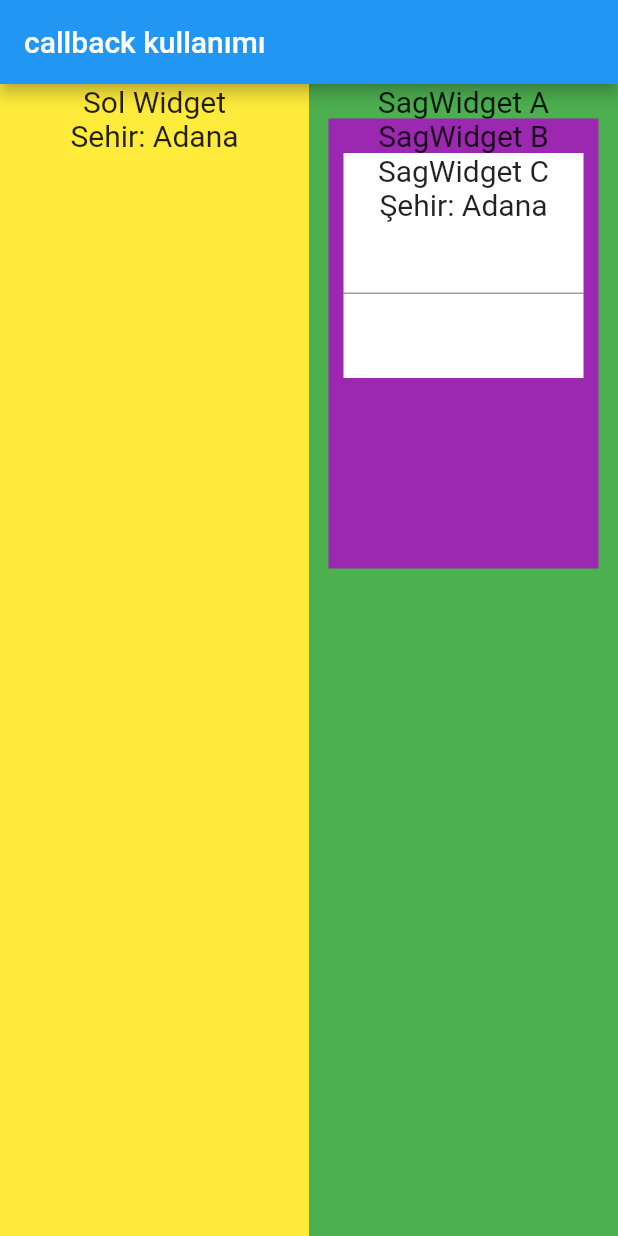
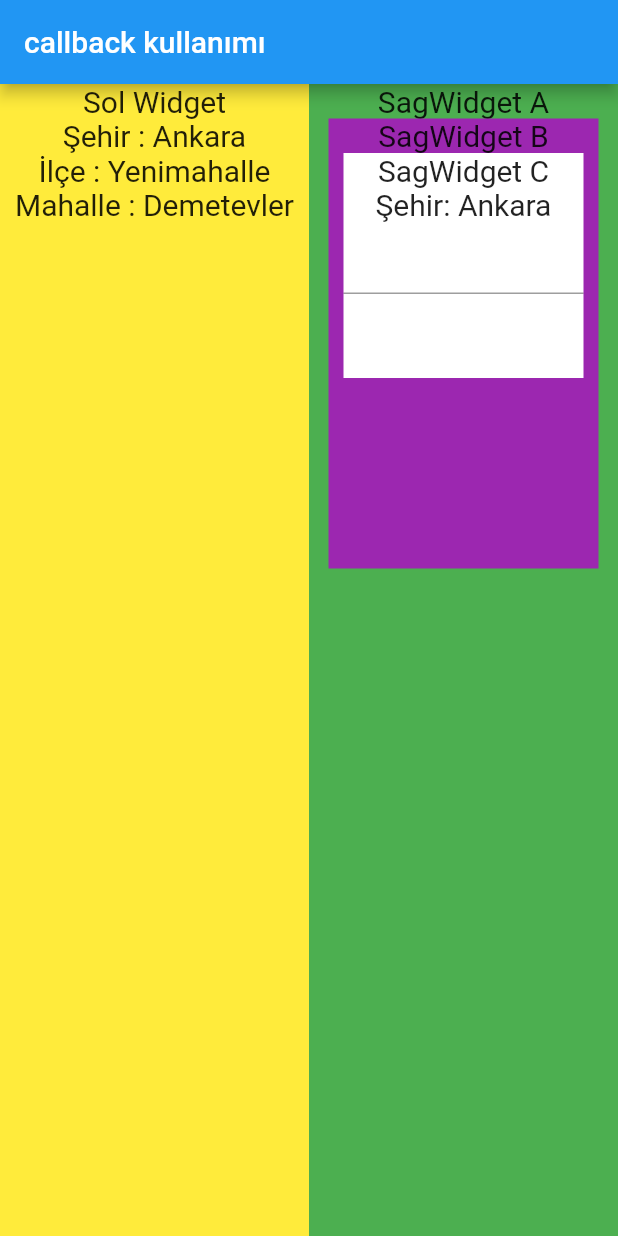
Before and after one commit to VedatBiner/flutter_provider_demo, a Flutter app: the screen it shows after launch, on a phone screen of 412 x 824 dp. Run offline on Flutter 3.47's test engine with Material 2 defaults, Android fonts, the light colour scheme and no system bars.

Commit message:
consumer provider

```diff
--- a/lib/main.dart
+++ b/lib/main.dart
@@ -50,7 +50,9 @@ class SolWidgetA extends StatelessWidget {
     // String sehir = Provider.of<StateData>(context).sehir;
     return Container(
         color: Colors.yellow,
-        child: Column(
+        child: Consumer<StateData>(
+          builder: (context, data, child){
+            return Column(
               children: [
                 const Text(
                   'Sol Widget',
@@ -58,10 +60,20 @@ class SolWidgetA extends StatelessWidget {
                 ),
                 Text(
                   // aşağıdaki gibi de kullanılabilir.
-              'Sehir: ${Provider.of<StateData>(context).sehir}',
+                  'Şehir : ${data.sehir}',
+                  style: const TextStyle(fontSize: 20),
+                ),
+                Text(
+                  'İlçe : ${data.ilce}',
+                  style: const TextStyle(fontSize: 20),
+                ),
+                Text(
+                  'Mahalle : ${data.mahalle}',
                   style: const TextStyle(fontSize: 20),
                 )
               ],
+            );
+          },
         ));
   }
 }
--- a/lib/state_data.dart
+++ b/lib/state_data.dart
@@ -1,7 +1,9 @@
 import 'package:flutter/material.dart';
 
 class StateData with ChangeNotifier{
-  String sehir = "Adana";
+  String sehir = "Ankara";
+  String ilce = "Yenimahalle";
+  String mahalle = "Demetevler";
 
   void newCity(String city){
     sehir = city;
```
Also changed, not shown: 1 other file. Lines whose indentation alone changed are shown as unchanged.
